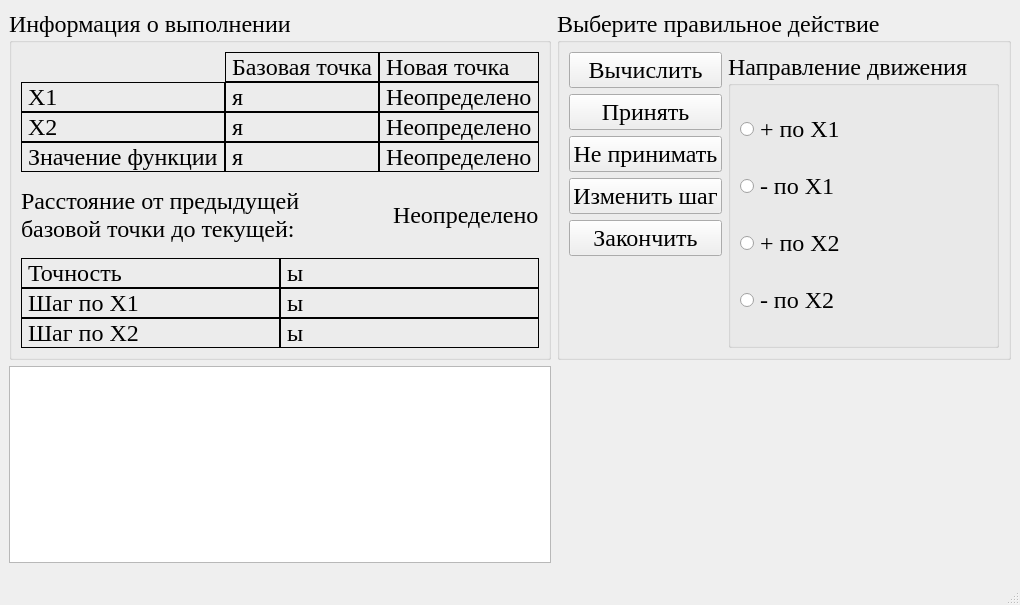
Old version of the form optimizationmethods/ui/CWdescent_fixwindow.ui in the repository Eliminationzx/optimizationmethods.
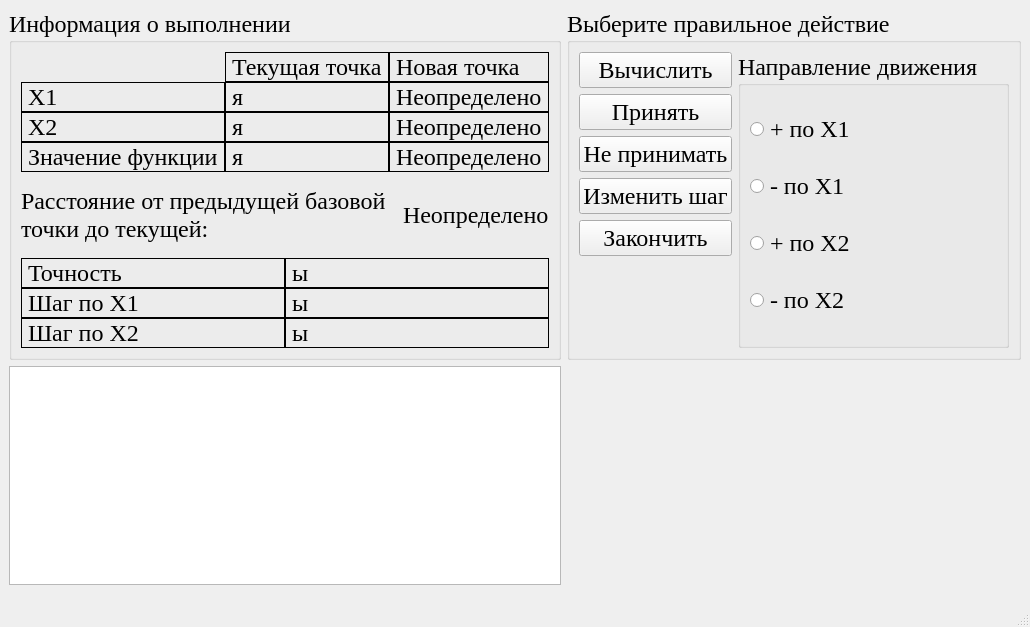
New version of the form.

Commit message: Работаю над покоординатным спуском.

```diff
--- a/optimizationmethods/ui/CWdescent_fixwindow.ui
+++ b/optimizationmethods/ui/CWdescent_fixwindow.ui
@@ -9,8 +9,8 @@
    <rect>
     <x>0</x>
     <y>0</y>
-    <width>885</width>
-    <height>605</height>
+    <width>1027</width>
+    <height>627</height>
    </rect>
   </property>
   <property name="font">
@@ -44,7 +44,7 @@
             <enum>QFrame::Box</enum>
            </property>
            <property name="text">
-            <string>Базовая точка</string>
+            <string>Текущая точка</string>
            </property>
            <property name="textInteractionFlags">
             <set>Qt::LinksAccessibleByMouse|Qt::TextSelectableByMouse</set>
```
Left out of the diff: 4 changed lines with no effect on the pictures. The commit also changes 2 other files.
